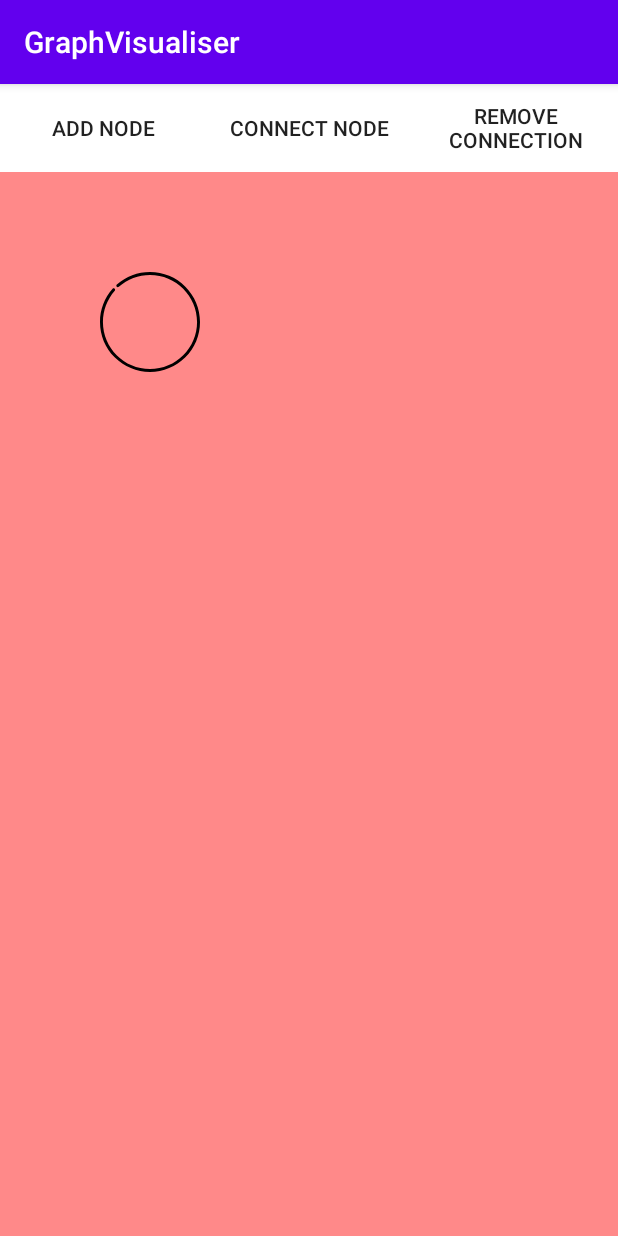
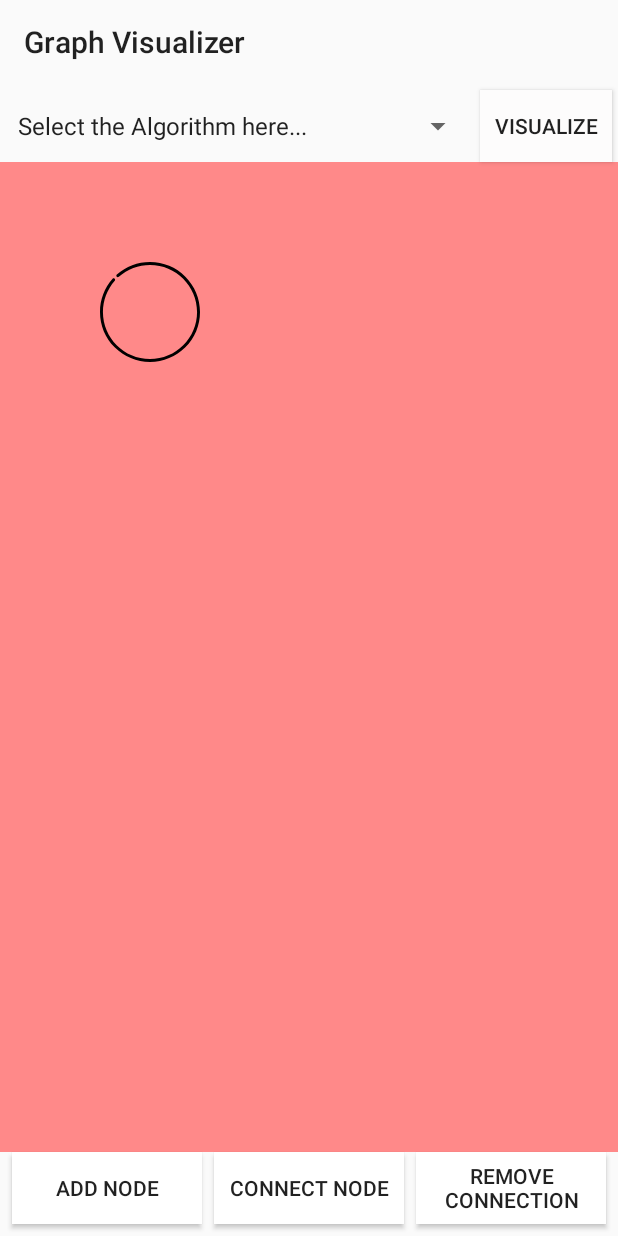
Before and after one commit to The-Lazy-People/Graph-Visualiser, an Android app: the screen it shows after launch (MainActivity), after a tap on "ADD NODE", on a phone screen of 412 x 824 dp. Run offline under Robolectric (Android 15) with nearby library versions, the phone set to English and light mode, and no system bars.

Commit message:
First UI update

```diff
--- a/app/src/main/java/com/thelazypeople/graphvisualiser/LineView.kt
+++ b/app/src/main/java/com/thelazypeople/graphvisualiser/LineView.kt
@@ -10,15 +10,16 @@ import android.view.View
 import android.widget.Toast
 
 class LineView : View {
+
     constructor(context: Context):super(context)
     constructor(context: Context,attributeSet: AttributeSet) :super(context,attributeSet)
     constructor(context: Context,attributeSet: AttributeSet,defStyleAttr:Int):super(context,attributeSet,defStyleAttr)
 
 
+    var paint=Paint()
+    var pointA:PointF = PointF(10f,10f)
+    var pointB:PointF = PointF(10f,10f)
 
-    var paint=Paint()
-    var pointA:PointF= PointF(10f,10f)
-    var pointB:PointF=PointF(10f,10f)
     override fun onDraw(canvas: Canvas?) {
         paint.setColor(Color.BLACK)
         paint.strokeWidth=10f
@@ -31,6 +32,7 @@ class LineView : View {
         }
         super.onDraw(canvas)
     }
+
     fun draw(){
         invalidate()
         requestLayout()
--- a/app/src/main/java/com/thelazypeople/graphvisualiser/MainActivity.kt
+++ b/app/src/main/java/com/thelazypeople/graphvisualiser/MainActivity.kt
@@ -11,19 +11,17 @@ import android.view.DragEvent
 import android.view.MotionEvent
 import android.view.View
 import android.view.ViewGroup
-import android.widget.ImageView
-import android.widget.RelativeLayout
-import android.widget.Toast
+import android.widget.*
 import kotlinx.android.synthetic.main.activity_main.*
 import kotlinx.coroutines.Dispatchers
 import kotlinx.coroutines.GlobalScope
 import kotlinx.coroutines.launch
 
-class MainActivity : AppCompatActivity(), View.OnTouchListener, View.OnDragListener {
+class MainActivity : AppCompatActivity(), View.OnTouchListener, View.OnDragListener, AdapterView.OnItemSelectedListener {
     var pointAForLine= PointF(10f,10f)
     var pointBForLine= PointF(10f,10f)
     var stateOfConnection=0
-    var getMode=0 //0-> create node  1-> connection  2-> delete connection
+    var getMode=0                       //0-> create node  1-> connection  2-> delete connection
     private val TAG = "TREETAG"
     var lastNodePosition= PointF(0f,0f)
     lateinit var lastNode: ImageView
@@ -32,9 +30,34 @@ class MainActivity : AppCompatActivity(), View.OnTouchListener, View.OnDragListe
     var connections= mutableListOf<MutableList<LineView>>()
     var noOfNodes=0
 
+    var algorithm =0
+
     override fun onCreate(savedInstanceState: Bundle?) {
         super.onCreate(savedInstanceState)
         setContentView(R.layout.activity_main)
+
+        val spinner: Spinner = findViewById(R.id.spinner)
+            ArrayAdapter.createFromResource(
+            this,
+            R.array.algorithms_array,
+            android.R.layout.simple_spinner_item
+        ).also { adapter ->
+            adapter.setDropDownViewResource(android.R.layout.simple_spinner_dropdown_item)
+            spinner.adapter = adapter
+        }
+        spinner.onItemSelectedListener = this
+
+        visualize.setOnClickListener {
+            when(algorithm){
+                0 -> Toast.makeText(this, "Please select the algorithm first", Toast.LENGTH_SHORT).show()
+
+                1 ->  Toast.makeText(this, "DFS", Toast.LENGTH_SHORT).show()
+
+                2 -> Toast.makeText(this, "BFS", Toast.LENGTH_SHORT).show()
+
+            }
+        }
+
         rlCanvas.setOnDragListener(this)
         btnRemoveConnection.setBackgroundColor(Color.WHITE)
         btnConnection.setBackgroundColor(Color.WHITE)
@@ -224,4 +247,11 @@ class MainActivity : AppCompatActivity(), View.OnTouchListener, View.OnDragListe
             false
         }
     }
+
+    override fun onNothingSelected(p0: AdapterView<*>?) { }
+
+    override fun onItemSelected(parent: AdapterView<*>?, view: View?, pos: Int, id: Long) {
+        algorithm = pos
+    }
+
 }
--- a/app/src/main/res/layout/activity_main.xml
+++ b/app/src/main/res/layout/activity_main.xml
@@ -1,47 +1,103 @@
 <?xml version="1.0" encoding="utf-8"?>
-<LinearLayout xmlns:android="http://schemas.android.com/apk/res/android"
+<androidx.constraintlayout.widget.ConstraintLayout xmlns:android="http://schemas.android.com/apk/res/android"
     xmlns:app="http://schemas.android.com/apk/res-auto"
     xmlns:tools="http://schemas.android.com/tools"
     android:layout_width="match_parent"
     android:layout_height="match_parent"
-    tools:context=".MainActivity"
-    android:orientation="vertical">
+    android:orientation="vertical"
+    tools:context=".MainActivity">
 
-    <LinearLayout
+    <androidx.appcompat.widget.Toolbar
+        android:id="@+id/toolbar"
         android:layout_width="match_parent"
+        android:layout_height="56dp"
+        app:layout_constraintEnd_toEndOf="parent"
+        app:layout_constraintStart_toStartOf="parent"
+        app:layout_constraintTop_toTopOf="parent"
+        app:title="Graph Visualizer" />
+
+    <Spinner
+        android:id="@+id/spinner"
+        android:layout_width="0dp"
         android:layout_height="0dp"
-        android:layout_weight="1"
-        android:orientation="horizontal">
+        android:layout_marginStart="4dp"
+        android:layout_marginEnd="4dp"
+        app:layout_constraintBottom_toBottomOf="@+id/visualize"
+        app:layout_constraintEnd_toStartOf="@+id/visualize"
+        app:layout_constraintHorizontal_bias="0.163"
+        app:layout_constraintStart_toStartOf="parent"
+        app:layout_constraintTop_toTopOf="@+id/visualize" />
+
+    <Button
+        android:id="@+id/visualize"
+        android:layout_width="wrap_content"
+        android:layout_height="wrap_content"
+        android:layout_marginTop="4dp"
+        android:layout_marginEnd="4dp"
+        android:background="#FDFCFC"
+        android:text="Visualize"
+        app:layout_constraintEnd_toEndOf="parent"
+        app:layout_constraintTop_toBottomOf="@+id/toolbar" />
+
     <Button
         android:id="@+id/btnAdd"
         android:layout_width="0dp"
-            android:layout_height="match_parent"
+        android:layout_height="wrap_content"
+        android:layout_marginStart="8dp"
+        android:layout_marginEnd="8dp"
+        android:layout_marginBottom="8dp"
         android:layout_weight="1"
-            android:text="Add Node" />
+        android:background="#F6F4F4"
+        android:text="Add Node"
+        app:layout_constraintBottom_toBottomOf="parent"
+        app:layout_constraintEnd_toStartOf="@+id/btnConnection"
+        app:layout_constraintHorizontal_bias="0.5"
+        app:layout_constraintStart_toStartOf="parent" />
+
     <Button
         android:id="@+id/btnConnection"
         android:layout_width="0dp"
-            android:layout_height="match_parent"
+        android:layout_height="wrap_content"
         android:layout_weight="1"
-            android:text="Connect Node"/>
+        android:background="#F4F4F4"
+        android:text="Connect Node"
+        app:layout_constraintBottom_toBottomOf="@+id/btnAdd"
+        app:layout_constraintEnd_toStartOf="@+id/btnRemoveConnection"
+        app:layout_constraintHorizontal_bias="0.5"
+        app:layout_constraintStart_toEndOf="@+id/btnAdd"
+        app:layout_constraintTop_toTopOf="@+id/btnAdd" />
+
     <Button
         android:id="@+id/btnRemoveConnection"
         android:layout_width="0dp"
-            android:layout_height="match_parent"
+        android:layout_height="wrap_content"
+        android:layout_marginStart="8dp"
+        android:layout_marginEnd="8dp"
         android:layout_weight="1"
-            android:text="Remove Connection"/>
-    </LinearLayout>
+        android:background="#FAF8F8"
+        android:text="Remove Connection"
+        app:layout_constraintBottom_toBottomOf="@+id/btnConnection"
+        app:layout_constraintEnd_toEndOf="parent"
+        app:layout_constraintHorizontal_bias="0.5"
+        app:layout_constraintStart_toEndOf="@+id/btnConnection"
+        app:layout_constraintTop_toTopOf="@+id/btnConnection" />
+
     <RelativeLayout
         android:id="@+id/rlCanvas"
         android:layout_width="match_parent"
         android:layout_height="0dp"
         android:layout_weight="12"
-        android:background="#FF8989">
+        android:background="#FF8989"
+        app:layout_constraintBottom_toTopOf="@+id/btnConnection"
+        app:layout_constraintEnd_toEndOf="parent"
+        app:layout_constraintStart_toStartOf="parent"
+        app:layout_constraintTop_toBottomOf="@+id/spinner">
+
         <com.thelazypeople.graphvisualiser.LineView
+            android:id="@+id/fakeLineView"
             android:layout_width="wrap_content"
             android:layout_height="wrap_content"
-            android:id="@+id/fakeLineView"
-            android:visibility="invisible"/>
+            android:visibility="invisible" />
     </RelativeLayout>
 
-</LinearLayout>
+</androidx.constraintlayout.widget.ConstraintLayout>
--- /dev/null
+++ b/app/src/main/res/values/SpinnerDetails.xml
@@ -0,0 +1,9 @@
+<?xml version="1.0" encoding="utf-8"?>
+<resources>
+    <string-array name="algorithms_array">
+        <item>Select the Algorithm here...</item>
+        <item>Depth First Search</item>
+        <item>Breadth First Search</item>
+    </string-array>
+
+</resources>
--- a/app/src/main/res/values/styles.xml
+++ b/app/src/main/res/values/styles.xml
@@ -1,6 +1,6 @@
 <resources>
     <!-- Base application theme. -->
-    <style name="AppTheme" parent="Theme.AppCompat.Light.DarkActionBar">
+    <style name="AppTheme" parent="Theme.AppCompat.Light.NoActionBar">
         <!-- Customize your theme here. -->
         <item name="colorPrimary">@color/colorPrimary</item>
         <item name="colorPrimaryDark">@color/colorPrimaryDark</item>
```
Lines whose indentation alone changed are shown as unchanged.
